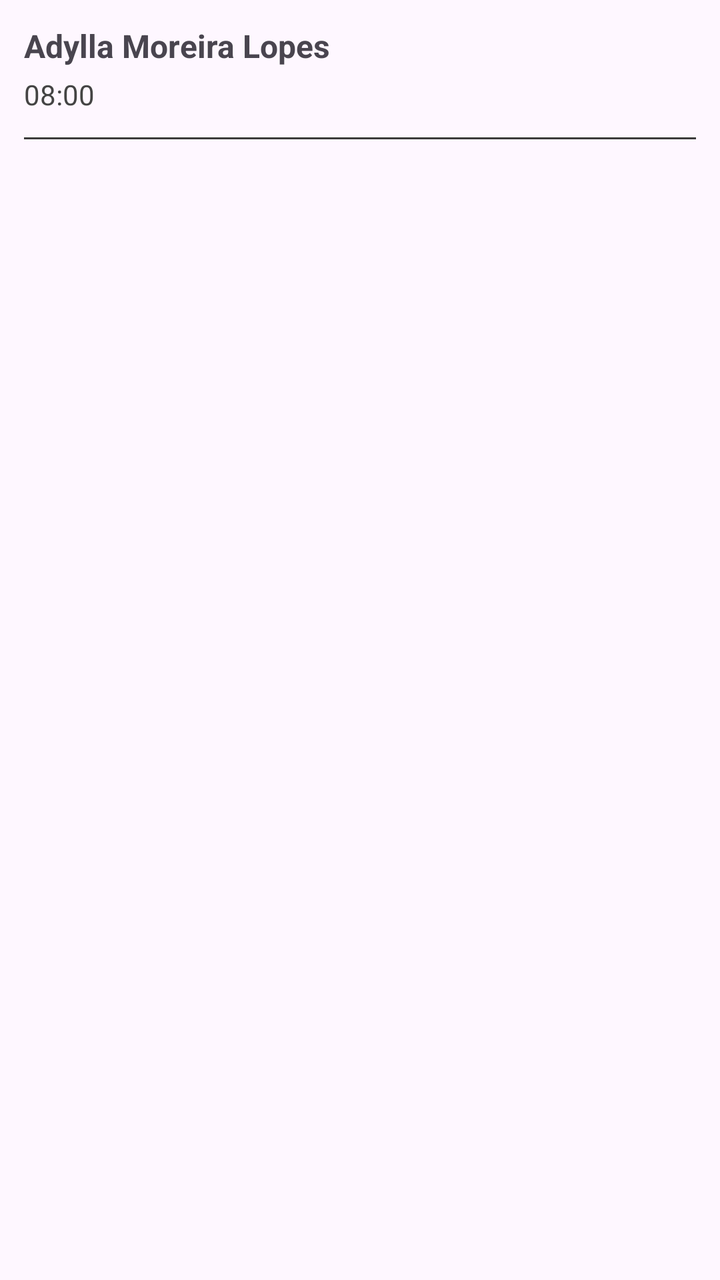
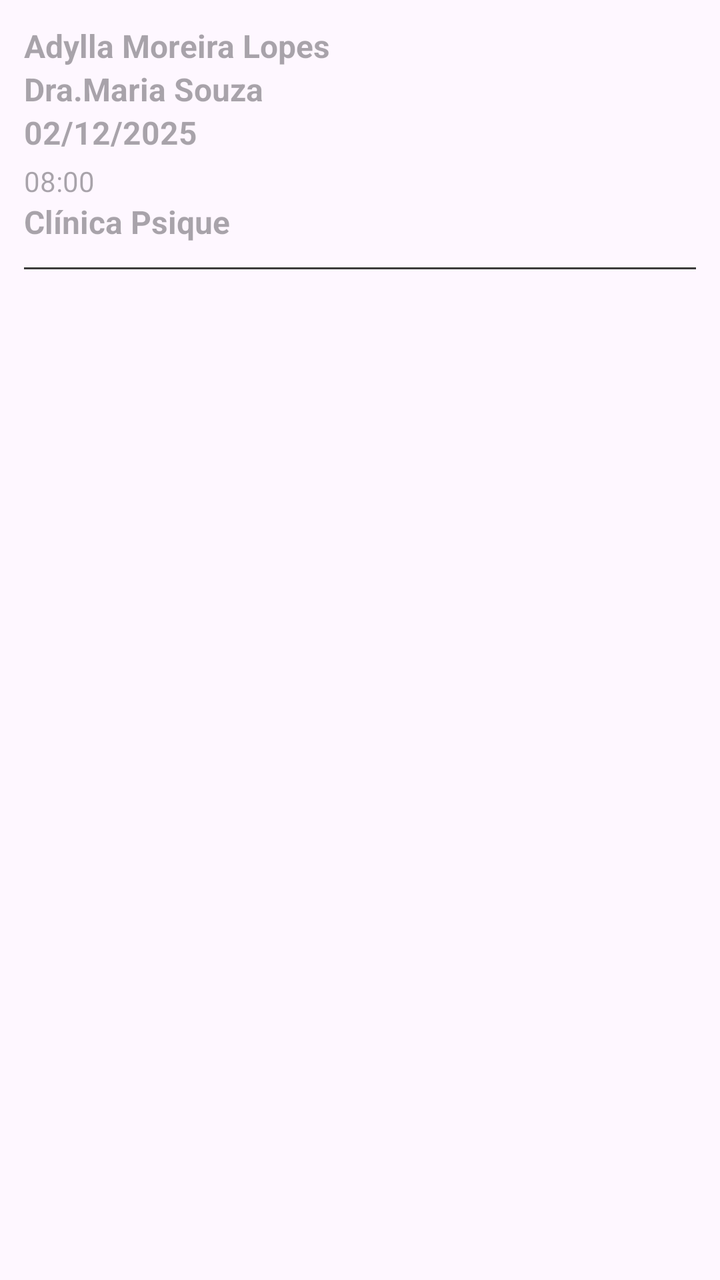

The first picture is an Android layout as it rendered before a commit; the second is the same layout after the commit. The layout source and the unified diff follow.
<!-- AndroidManifest.xml: application theme Theme.Atividade4 -->
<!-- res/layout/item_consulta.xml -->
<?xml version="1.0" encoding="utf-8"?>
<LinearLayout
    xmlns:android="http://schemas.android.com/apk/res/android"
    android:layout_width="match_parent"
    android:layout_height="wrap_content"
    android:orientation="vertical"
    android:padding="12dp"
    >

    <TextView
        android:id="@+id/textNomePaciente"
        android:layout_width="match_parent"
        android:layout_height="wrap_content"
        android:text="Adylla Moreira Lopes"
        android:textStyle="bold"
        android:textSize="16sp"
        />

    <TextView
        android:id="@+id/textHorario"
        android:layout_width="match_parent"
        android:layout_height="wrap_content"
        android:text="08:00"
        android:textSize="14sp"
        android:textColor="#444444"
        android:layout_marginTop="4dp"/>


    <View
        android:layout_width="match_parent"
        android:layout_height="1dp"
        android:background="#3C3B3B"
        android:layout_marginTop="12dp"/>

</LinearLayout>
<!-- resources referenced by this layout -->
<resources>
  <style name="Theme.Atividade4" parent="Base.Theme.Atividade4" />
  <style name="Base.Theme.Atividade4" parent="Theme.Material3.DayNight.NoActionBar">
  
          <item name="colorPrimary">@color/colorPrimary</item>
          <item name="colorAccent">@color/color_details</item>
  
      </style>
  <color name="colorPrimary">#A0CDE3</color>
  <color name="color_details">#A0CDE3</color>
</resources>

<!-- the commit's change to res/layout/item_consulta.xml (unified diff, before → after) -->
@@ -11,19 +11,46 @@
         android:id="@+id/textNomePaciente"
         android:layout_width="match_parent"
         android:layout_height="wrap_content"
-        android:text="Adylla Moreira Lopes"
+        android:hint="Adylla Moreira Lopes"
         android:textStyle="bold"
         android:textSize="16sp"
         />
 
     <TextView
-        android:id="@+id/textHorario"
+        android:id="@+id/textView_profissional"
         android:layout_width="match_parent"
         android:layout_height="wrap_content"
-        android:text="08:00"
+        android:hint="Dra.Maria Souza"
+        android:textStyle="bold"
+        android:textSize="16sp"
+        />
+
+    <TextView
+        android:id="@+id/textView_data"
+        android:layout_width="match_parent"
+        android:layout_height="wrap_content"
+        android:hint="02/12/2025"
+        android:textStyle="bold"
+        android:textSize="16sp"
+        />
+
+    <TextView
+        android:id="@+id/textView_horario"
+        android:layout_width="match_parent"
+        android:layout_height="wrap_content"
+        android:hint="08:00"
         android:textSize="14sp"
         android:textColor="#444444"
         android:layout_marginTop="4dp"/>
+
+    <TextView
+        android:id="@+id/textView_local"
+        android:layout_width="match_parent"
+        android:layout_height="wrap_content"
+        android:hint="Clínica Psique"
+        android:textStyle="bold"
+        android:textSize="16sp"
+        />
 
 
     <View
